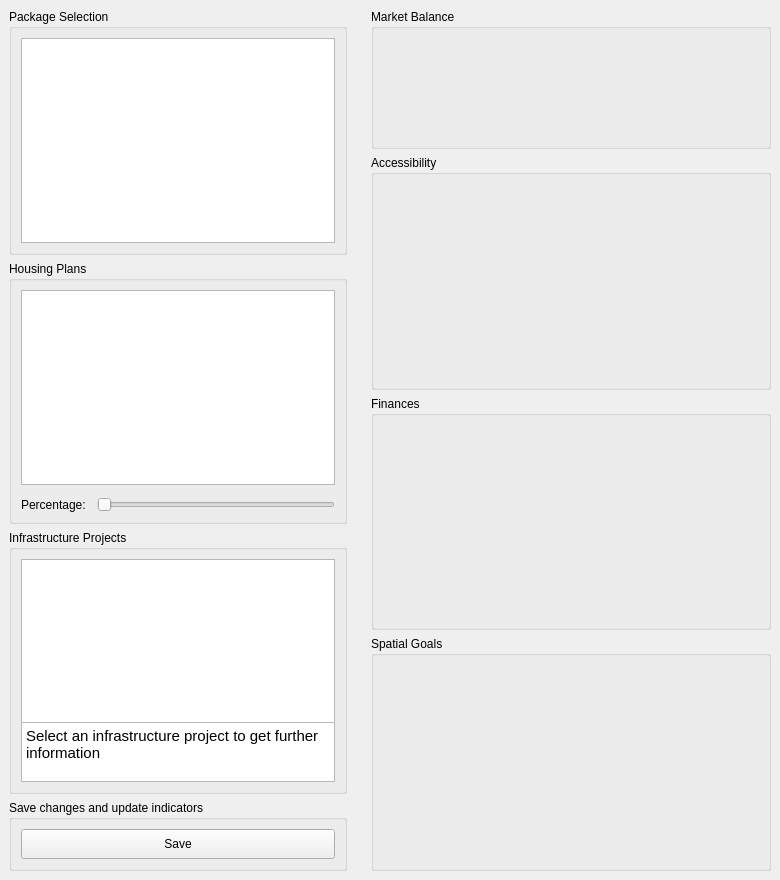
The window that PlanningTool_dockwidget_base_3.ui (rapha411/PlanningTool) describes before a commit, drawn with Qt 5.
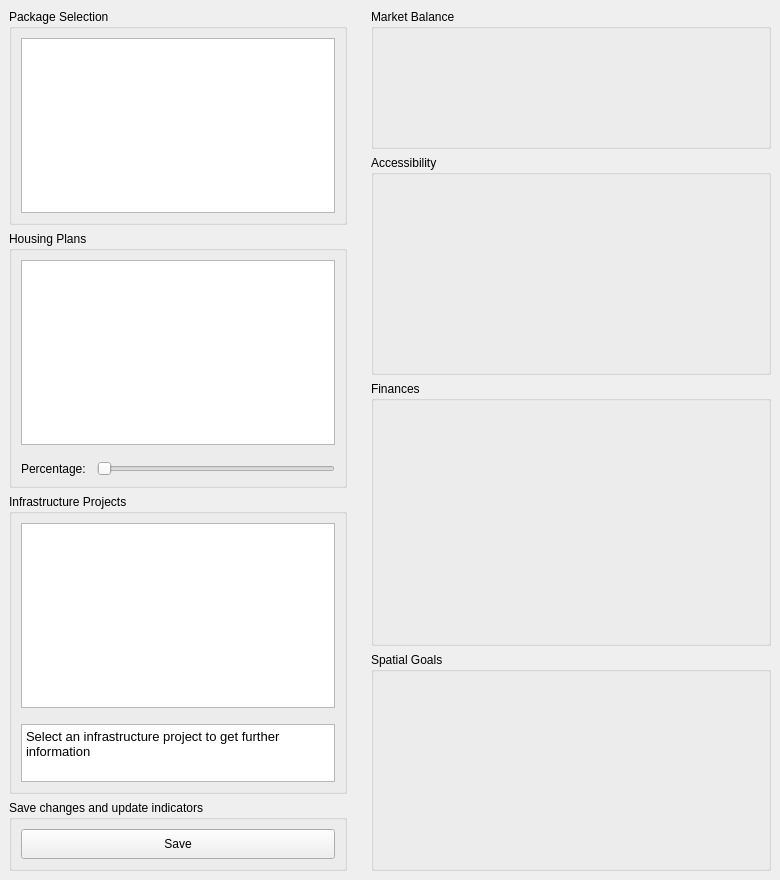
The same window after the commit.

Patch:
```diff
--- a/PlanningTool_dockwidget_base_3.ui
+++ b/PlanningTool_dockwidget_base_3.ui
@@ -70,7 +70,7 @@
               <property name="minimumSize">
                <size>
                 <width>0</width>
-                <height>205</height>
+                <height>175</height>
                </size>
               </property>
              </widget>
@@ -98,7 +98,7 @@
               <item>
                <widget class="QTableWidget" name="housingTable">
                 <property name="sizePolicy">
-                 <sizepolicy hsizetype="Preferred" vsizetype="Preferred">
+                 <sizepolicy hsizetype="Expanding" vsizetype="Expanding">
                   <horstretch>0</horstretch>
                   <verstretch>0</verstretch>
                  </sizepolicy>
@@ -106,7 +106,7 @@
                 <property name="minimumSize">
                  <size>
                   <width>0</width>
-                  <height>195</height>
+                  <height>185</height>
                  </size>
                 </property>
                 <property name="focusPolicy">
@@ -192,7 +192,7 @@
               <item>
                <widget class="QTableWidget" name="infraTable">
                 <property name="sizePolicy">
-                 <sizepolicy hsizetype="Preferred" vsizetype="Preferred">
+                 <sizepolicy hsizetype="Expanding" vsizetype="Expanding">
                   <horstretch>0</horstretch>
                   <verstretch>0</verstretch>
                  </sizepolicy>
@@ -200,11 +200,27 @@
                 <property name="minimumSize">
                  <size>
                   <width>0</width>
-                  <height>195</height>
+                  <height>185</height>
                  </size>
                 </property>
                </widget>
               </item>
+              <item>
+               <spacer name="verticalSpacer_2">
+                <property name="orientation">
+                 <enum>Qt::Vertical</enum>
+                </property>
+                <property name="sizeType">
+                 <enum>QSizePolicy::Fixed</enum>
+                </property>
+                <property name="sizeHint" stdset="0">
+                 <size>
+                  <width>20</width>
+                  <height>10</height>
+                 </size>
+                </property>
+               </spacer>
+              </item>
               <item>
                <widget class="QTextEdit" name="descriptionText">
                 <property name="sizePolicy">
@@ -216,7 +232,7 @@
                 <property name="minimumSize">
                  <size>
                   <width>0</width>
-                  <height>60</height>
+                  <height>55</height>
                  </size>
                 </property>
                 <property name="html">
@@ -224,7 +240,7 @@
 &lt;html&gt;&lt;head&gt;&lt;meta name=&quot;qrichtext&quot; content=&quot;1&quot; /&gt;&lt;style type=&quot;text/css&quot;&gt;
 p, li { white-space: pre-wrap; }
 &lt;/style&gt;&lt;/head&gt;&lt;body style=&quot; font-family:'MS Shell Dlg 2'; font-size:8.25pt; font-weight:400; font-style:normal;&quot;&gt;
-&lt;p style=&quot; margin-top:0px; margin-bottom:0px; margin-left:0px; margin-right:0px; -qt-block-indent:0; text-indent:0px;&quot;&gt;&lt;span style=&quot; font-size:11pt;&quot;&gt;Select an infrastructure project to get further information&lt;/span&gt;&lt;/p&gt;&lt;/body&gt;&lt;/html&gt;</string>
+&lt;p style=&quot; margin-top:0px; margin-bottom:0px; margin-left:0px; margin-right:0px; -qt-block-indent:0; text-indent:0px;&quot;&gt;&lt;span style=&quot; font-size:10pt;&quot;&gt;Select an infrastructure project to get further information&lt;/span&gt;&lt;/p&gt;&lt;/body&gt;&lt;/html&gt;</string>
                 </property>
                </widget>
               </item>
@@ -315,7 +331,7 @@
            <property name="minimumSize">
             <size>
              <width>0</width>
-             <height>0</height>
+             <height>265</height>
             </size>
            </property>
            <property name="title">
```
